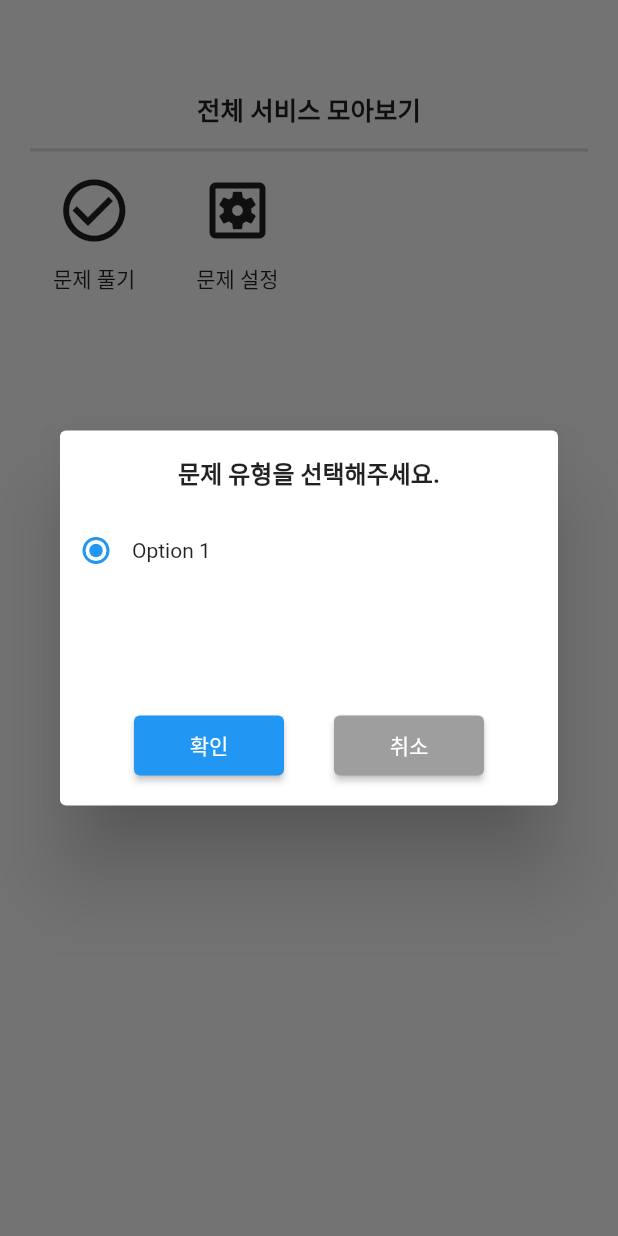
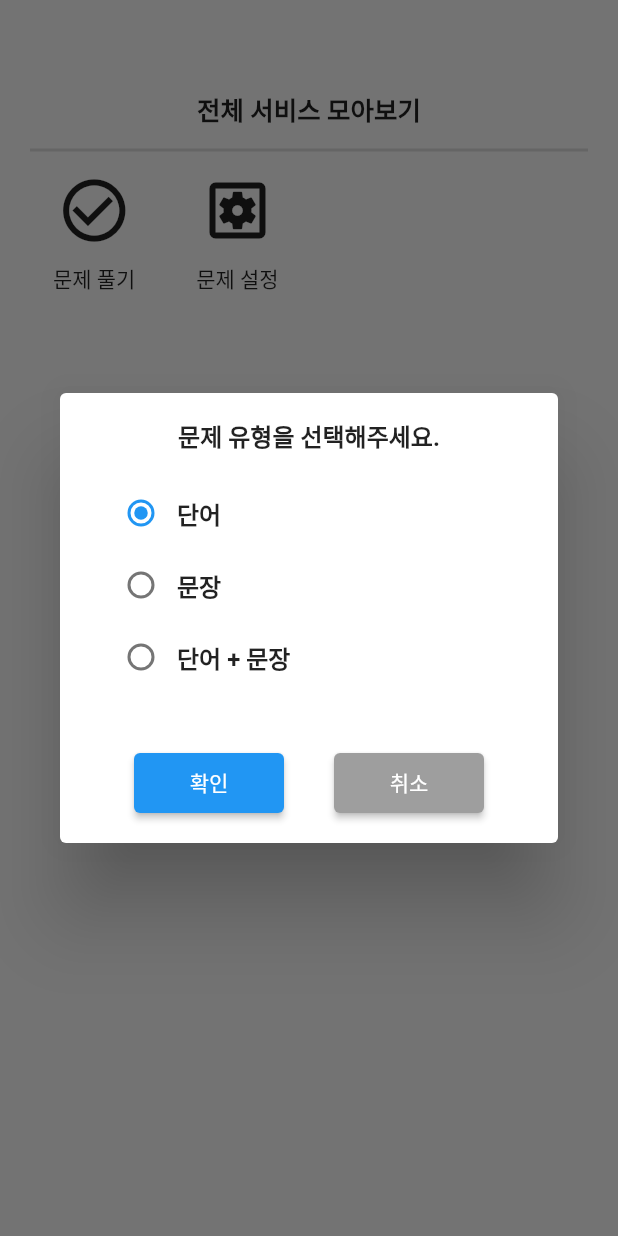
Before and after one commit to JeHeeYu/Memorize-Wodrds, a Flutter app: the MorePage screen opened directly, after a tap on "문제 설정", on a phone screen of 412 x 824 dp. Run offline on Flutter 3.47's test engine with Material 2 defaults, Android fonts, the phone set to English and light mode, and no system bars; our stand-ins replace cloud_firestore, firebase_auth, firebase_core, firebase_database, flutter_tts, fluttertoast and 3 more; accounts and stored records are empty.

Commit message:
Feat: 라디오 선택 팝업 추가

```diff
--- a/lib/src/components/radio_dialog.dart
+++ b/lib/src/components/radio_dialog.dart
@@ -2,8 +2,17 @@ import 'package:flutter/material.dart';
 
 import '../statics/strings_data.dart';
 
-class RadioDialog extends StatelessWidget {
+enum RadioList {
+  first,
+  second,
+  third,
+}
+
+class RadioDialog extends StatefulWidget {
   final String mainText;
+  final String firstRadioText;
+  final String secondRadioText;
+  final String thirdRadioText;
   final String okButtonText;
   final String cancelButtonText;
   final void Function(int)? onPressed;
@@ -11,46 +20,96 @@ class RadioDialog extends StatelessWidget {
   const RadioDialog({
     Key? key,
     required this.mainText,
+    required this.firstRadioText,
+    required this.secondRadioText,
+    required this.thirdRadioText,
     required this.okButtonText,
     required this.cancelButtonText,
     this.onPressed,
   }) : super(key: key);
 
-  Widget radioButton() {
-    return Container();
+  @override
+  _RadioDialogState createState() => _RadioDialogState();
+}
+
+class _RadioDialogState extends State<RadioDialog> {
+  int? selectedRadio;
+
+  @override
+  void initState() {
+    super.initState();
+    selectedRadio = 0;
+  }
+
+  Widget RadioListBuild(int radioIndex) {
+    String radioText = "";
+
+    if(radioIndex == RadioList.first.index) {
+      radioText = widget.firstRadioText;
+    }
+    else if(radioIndex == RadioList.second.index) {
+      radioText = widget.secondRadioText;
+    }
+    else {
+      radioText = widget.thirdRadioText;
+    }
+
+    return Row(
+      children: [
+        Radio<int>(
+          value: radioIndex,
+          groupValue: selectedRadio,
+          onChanged: (value) {
+            setState(() {
+              selectedRadio = value;
+            });
+          },
+        ),
+        GestureDetector(
+          onTap: () {
+            setState(() {
+              selectedRadio = radioIndex;
+            });
+          },
+          child: Text(
+            radioText,
+            style: const TextStyle(
+              fontSize: 16,
+              fontWeight: FontWeight.bold,
+            ),
+          ),
+        ),
+      ],
+    );
   }
 
   @override
   Widget build(BuildContext context) {
     return Dialog(
       child: SizedBox(
-        height: 250,
+        height: 300,
         child: Column(
           mainAxisSize: MainAxisSize.min,
           children: [
             Padding(
               padding: const EdgeInsets.all(16.0),
               child: Text(
-                mainText,
+                widget.mainText,
                 style: const TextStyle(
                   fontSize: 16,
                   fontWeight: FontWeight.bold,
                 ),
               ),
             ),
-            Column(
-              children: [
-                Row(
-                  children: [
-                    Radio<int>(
-                      value: 0,
-                      groupValue: 0,
-                      onChanged: (value) {},
-                    ),
-                    Text('Option 1'),
-                  ],
-                ),
-              ],
+            Padding(
+              padding: const EdgeInsets.only(left: 30),
+              child: Column(
+                children: [
+                  RadioListBuild(RadioList.first.index),
+                  RadioListBuild(RadioList.second.index),
+                  RadioListBuild(RadioList.third.index),
+                ],
+              ),
             ),
             Expanded(
               child: Align(
@@ -66,12 +125,12 @@ class RadioDialog extends StatelessWidget {
                           minimumSize: const Size(100, 40),
                         ),
                         onPressed: () {
-                          if (onPressed != null) {
-                            onPressed!(0);
+                          if (widget.onPressed != null) {
+                            widget.onPressed!(selectedRadio ?? 0);
                             Navigator.pop(context);
                           }
                         },
-                        child: Text(okButtonText),
+                        child: Text(widget.okButtonText),
                       ),
                       ElevatedButton(
                         style: ElevatedButton.styleFrom(
@@ -79,12 +138,12 @@ class RadioDialog extends StatelessWidget {
                           minimumSize: const Size(100, 40),
                         ),
                         onPressed: () {
-                          if (onPressed != null) {
-                            onPressed!(1);
-                            Navigator.pop(context);
-                          }
+                          // if (widget.onPressed != null) {
+                          //   widget.onPressed!(selectedRadio ?? 1);
+                          //   Navigator.pop(context);
+                          // }
                         },
-                        child: Text(cancelButtonText),
+                        child: Text(widget.cancelButtonText),
                       ),
                     ],
                   ),
@@ -99,12 +158,20 @@ class RadioDialog extends StatelessWidget {
 }
 
 void showRadioDialog(
-    BuildContext context, void Function(int)? callback, String text) {
+    BuildContext context,
+    void Function(int)? callback,
+    String text,
+    String firstRadioText,
+    String secondRadioText,
+    String thirdRadioText) {
   showDialog(
     context: context,
     builder: (BuildContext context) {
       return RadioDialog(
         mainText: text,
+        firstRadioText: firstRadioText,
+        secondRadioText: secondRadioText,
+        thirdRadioText: thirdRadioText,
         okButtonText: Strings.STR_COMMON_OK,
         cancelButtonText: Strings.STR_COMMON_CANCEL,
         onPressed: callback,
--- a/lib/src/pages/more_page.dart
+++ b/lib/src/pages/more_page.dart
@@ -4,16 +4,13 @@ import 'package:memorize_wodrds/src/components/radio_dialog.dart';
 import '../screens/solve_screen.dart';
 import '../statics/strings_data.dart';
 
-enum MoreList {
-  test,
-  testSetting,
-  count
-}
+enum MoreList { test, testSetting, count }
 
 class MorePage extends StatelessWidget {
   const MorePage({Key? key}) : super(key: key);
 
-  Widget _buildGridItem(BuildContext context, IconData iconData, String text, int index) {
+  Widget _buildGridItem(
+      BuildContext context, IconData iconData, String text, int index) {
     return GestureDetector(
       onTap: () {
         changeScreen(context, index);
@@ -37,19 +34,23 @@ class MorePage extends StatelessWidget {
   }
 
   Future<void> changeScreen(BuildContext? context, int index) async {
-    if(index == MoreList.test.index) {
-        await Navigator.push(
+    if (index == MoreList.test.index) {
+      await Navigator.push(
         context!,
         MaterialPageRoute(builder: (context) => const SolveScreen()),
       );
-    }
-    else if(index == MoreList.testSetting.index) {
-      showRadioDialog(context!, settingPopupSelection, Strings.STR_MORE_TEST_SETTING_DIALOG_TEST);
+    } else if (index == MoreList.testSetting.index) {
+      showRadioDialog(
+          context!,
+          settingPopupSelection,
+          Strings.STR_MORE_TEST_SETTING_DIALOG_TEST,
+          Strings.STR_COMMON_WORD,
+          Strings.STR_COMMON_SENTENCE,
+          Strings.STR_MORE_WORD_SENTENCE);
     }
   }
 
   void settingPopupSelection(int option) {
-    print('jehee : $option');
   }
 
   @override
@@ -96,7 +97,8 @@ class MorePage extends StatelessWidget {
                 ),
                 itemCount: MoreList.count.index,
                 itemBuilder: (BuildContext context, int index) {
-                  return _buildGridItem(context, iconList[index], stringList[index], index);
+                  return _buildGridItem(
+                      context, iconList[index], stringList[index], index);
                 },
               ),
             ),
--- a/lib/src/statics/strings_data.dart
+++ b/lib/src/statics/strings_data.dart
@@ -70,6 +70,7 @@ class Strings {
   static const String STR_MORE_TEST_SETTING_DIALOG_TEST = "문제 유형을 선택해주세요.";
   static const String STR_MORE_TEST = "문제 풀기";
   static const String STR_MORE_TEST_SETTING = "문제 설정";
+  static const String STR_MORE_WORD_SENTENCE = "단어 + 문장";
 
   // Firestore Key
   static const String STR_FIRESTORE_USERS_COLLECTION = 'users';
```
